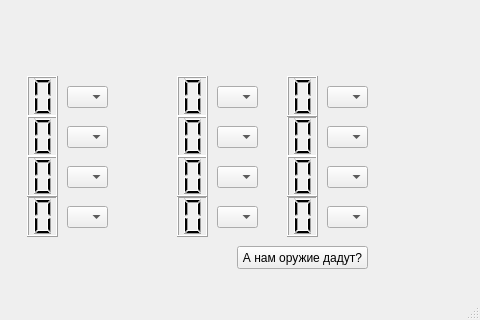
Above: interface.ui from KejLater/lab_stand before the change; both pictures show x 653 to 1133 and y 484 to 804 of the 1133 by 804 pixel window. Below: the same form after it.
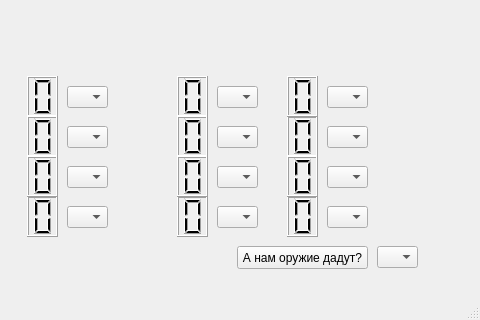
That is the form after the change.

Commit message: List resetting done, sending voltage does not work

```diff
--- a/interface.ui
+++ b/interface.ui
@@ -1992,6 +1992,16 @@
      </rect>
     </property>
    </widget>
+   <widget class="QComboBox" name="io_reset_list">
+    <property name="geometry">
+     <rect>
+      <x>1030</x>
+      <y>730</y>
+      <width>41</width>
+      <height>22</height>
+     </rect>
+    </property>
+   </widget>
   </widget>
   <widget class="QMenuBar" name="menubar">
    <property name="geometry">
```
Left out of the diff: 2 changed lines with no effect on the pictures. The commit also changes 2 other files.
